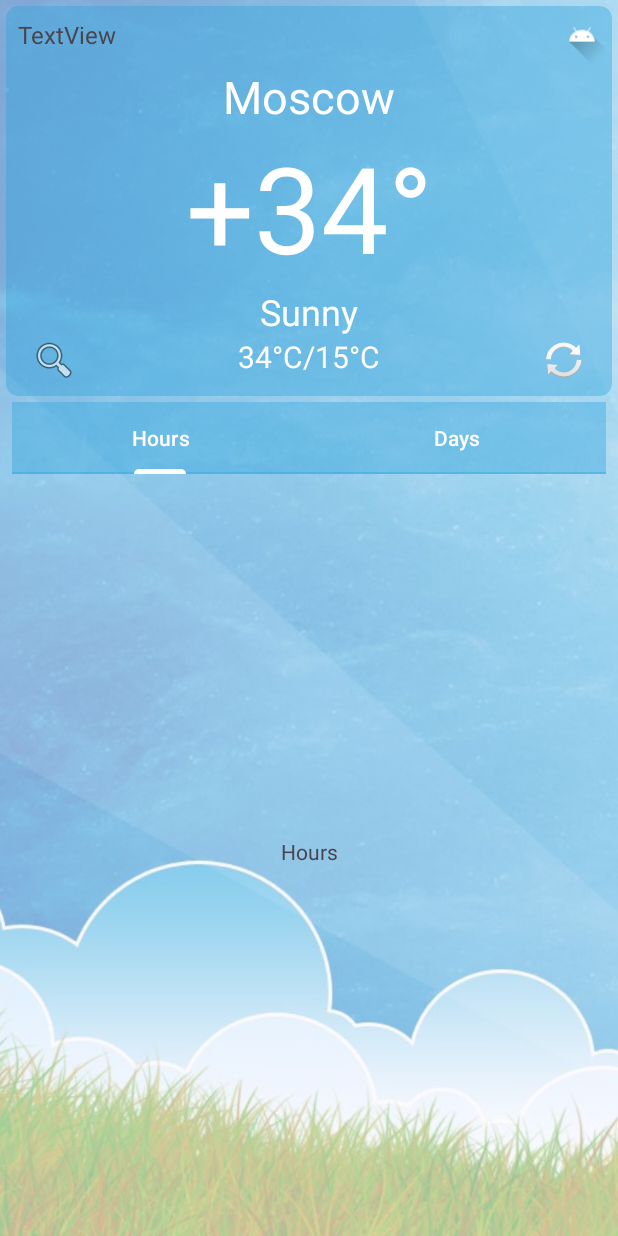
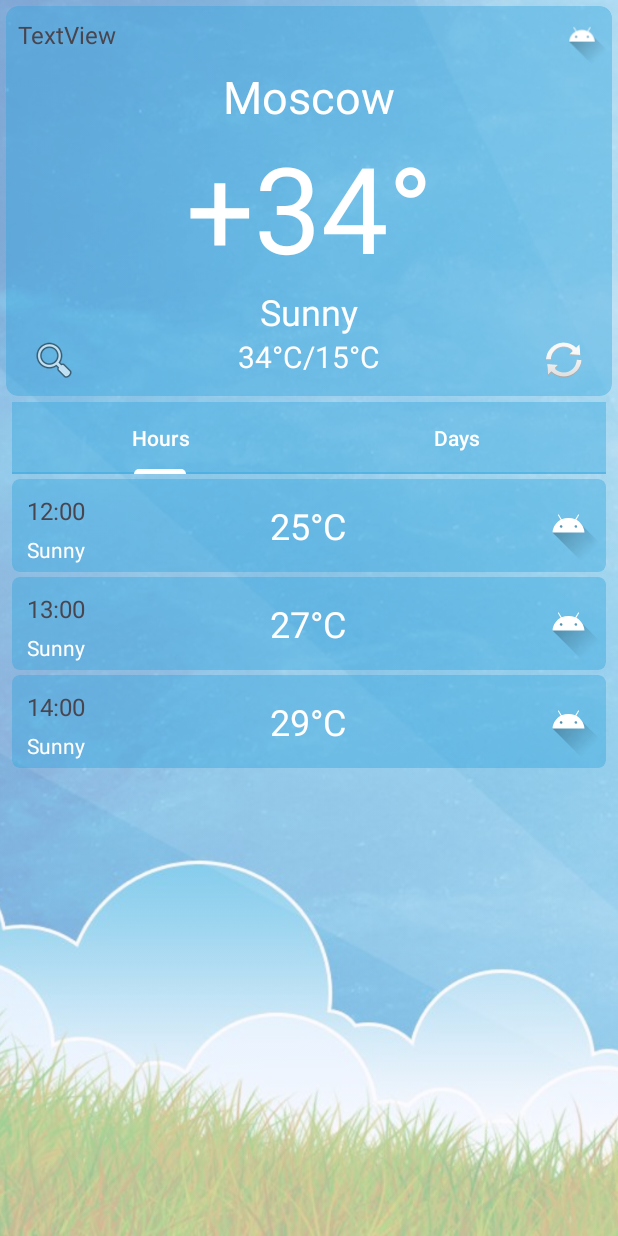
Before and after one commit to ShvetsovN/WeatherApp, an Android app: the screen it shows after launch (MainActivity), on a phone screen of 412 x 824 dp. Run offline under Robolectric (Android 15) with nearby library versions, the phone set to English and light mode, and no system bars; Roboto replaces fonts that are not available here.

Commit message:
WA-9: RecyclerView 1. Added WeatherAdapter 2. Added RecyclerView to HoursFragment.kt with temporary list

```diff
--- /dev/null
+++ b/app/src/main/java/com/example/weatherapp/adapters/WeatherAdapter.kt
@@ -0,0 +1,45 @@
+package com.example.weatherapp.adapters
+
+import android.view.LayoutInflater
+import android.view.View
+import android.view.ViewGroup
+import androidx.recyclerview.widget.DiffUtil
+import androidx.recyclerview.widget.ListAdapter
+import androidx.recyclerview.widget.RecyclerView
+import com.example.weatherapp.R
+import com.example.weatherapp.databinding.ListItemBinding
+
+class WeatherAdapter : ListAdapter<WeatherModel, WeatherAdapter.Holder>(Comparator()) {
+
+    override fun onCreateViewHolder(parent: ViewGroup, viewType: Int): Holder {
+        val view = LayoutInflater.from(parent.context).inflate(
+            R.layout.list_item,
+            parent,
+            false
+        )
+        return Holder(view)
+    }
+
+    override fun onBindViewHolder(holder: Holder, position: Int) {
+        holder.bind(getItem(position))
+    }
+
+    class Holder(view: View) : RecyclerView.ViewHolder(view) {
+        private val binding = ListItemBinding.bind(view)
+        fun bind(item: WeatherModel) = with(binding) {
+            tvDate.text = item.time
+            tvCondition.text = item.condition
+            tvTemp.text = item.currentTemp
+        }
+    }
+
+    class Comparator : DiffUtil.ItemCallback<WeatherModel>() {
+        override fun areItemsTheSame(oldItem: WeatherModel, newItem: WeatherModel): Boolean {
+            return oldItem == newItem
+        }
+
+        override fun areContentsTheSame(oldItem: WeatherModel, newItem: WeatherModel): Boolean {
+            return oldItem == newItem
+        }
+    }
+}
--- a/app/src/main/java/com/example/weatherapp/fragments/HoursFragment.kt
+++ b/app/src/main/java/com/example/weatherapp/fragments/HoursFragment.kt
@@ -5,16 +5,52 @@ import androidx.fragment.app.Fragment
 import android.view.LayoutInflater
 import android.view.View
 import android.view.ViewGroup
+import androidx.recyclerview.widget.LinearLayoutManager
+import androidx.recyclerview.widget.RecyclerView.LayoutManager
 import com.example.weatherapp.R
+import com.example.weatherapp.adapters.WeatherAdapter
+import com.example.weatherapp.adapters.WeatherModel
+import com.example.weatherapp.databinding.FragmentHoursBinding
 
 class HoursFragment : Fragment() {
 
+    private lateinit var binding: FragmentHoursBinding
+    private lateinit var adapter: WeatherAdapter
     override fun onCreateView(
         inflater: LayoutInflater, container: ViewGroup?,
         savedInstanceState: Bundle?
-    ): View? {
-        // Inflate the layout for this fragment
-        return inflater.inflate(R.layout.fragment_hours, container, false)
+    ): View {
+        binding = FragmentHoursBinding.inflate(inflater, container, false)
+        return binding.root
+    }
+
+    override fun onViewCreated(view: View, savedInstanceState: Bundle?) {
+        super.onViewCreated(view, savedInstanceState)
+        initRecyclerView()
+    }
+
+    private fun initRecyclerView() = with(binding) {
+        rvHours.layoutManager = LinearLayoutManager(activity)
+        adapter = WeatherAdapter()
+        rvHours.adapter = adapter
+        val list = listOf(
+            WeatherModel(
+                city = "",time = "12:00",
+                condition = "Sunny",currentTemp = "25°C",
+                "","","",""
+            ),
+            WeatherModel(
+                city = "", time = "13:00",
+                condition = "Sunny", currentTemp = "27°C",
+                "","","",""
+            ),
+            WeatherModel(
+                city = "", time = "14:00",
+                condition = "Sunny", currentTemp = "29°C",
+                "", "", "",""
+            )
+        )
+        adapter.submitList(list)
     }
 
     companion object {
--- a/app/src/main/res/layout/fragment_hours.xml
+++ b/app/src/main/res/layout/fragment_hours.xml
@@ -1,14 +1,32 @@
 <?xml version="1.0" encoding="utf-8"?>
-<FrameLayout xmlns:android="http://schemas.android.com/apk/res/android"
+<androidx.constraintlayout.widget.ConstraintLayout
+    xmlns:android="http://schemas.android.com/apk/res/android"
+    xmlns:app="http://schemas.android.com/apk/res-auto"
     xmlns:tools="http://schemas.android.com/tools"
     android:layout_width="match_parent"
     android:layout_height="match_parent"
     tools:context=".fragments.HoursFragment">
 
     <TextView
+        android:id="@+id/tvEmpty"
+        android:layout_width="wrap_content"
+        android:layout_height="wrap_content"
+        android:gravity="center"
+        android:text="@string/empty"
+        android:visibility="gone"
+        app:layout_constraintBottom_toBottomOf="parent"
+        app:layout_constraintEnd_toEndOf="parent"
+        app:layout_constraintStart_toStartOf="parent"
+        app:layout_constraintTop_toTopOf="parent" />
+
+    <androidx.recyclerview.widget.RecyclerView
+        android:id="@+id/rvHours"
         android:layout_width="match_parent"
         android:layout_height="match_parent"
-        android:gravity="center"
-        android:text="Hours" />
+        app:layout_constraintBottom_toBottomOf="parent"
+        app:layout_constraintEnd_toEndOf="parent"
+        app:layout_constraintStart_toStartOf="parent"
+        app:layout_constraintTop_toTopOf="parent"
+        tools:listitem="@layout/list_item"/>
 
-</FrameLayout>
+</androidx.constraintlayout.widget.ConstraintLayout>
--- a/app/src/main/res/values/strings.xml
+++ b/app/src/main/res/values/strings.xml
@@ -3,4 +3,5 @@
     <string name="main_fragment">Main Fragment</string>
     <string name="hours">HOURS</string>
     <string name="days">DAYS</string>
+    <string name="empty">Empty</string>
 </resources>
```
